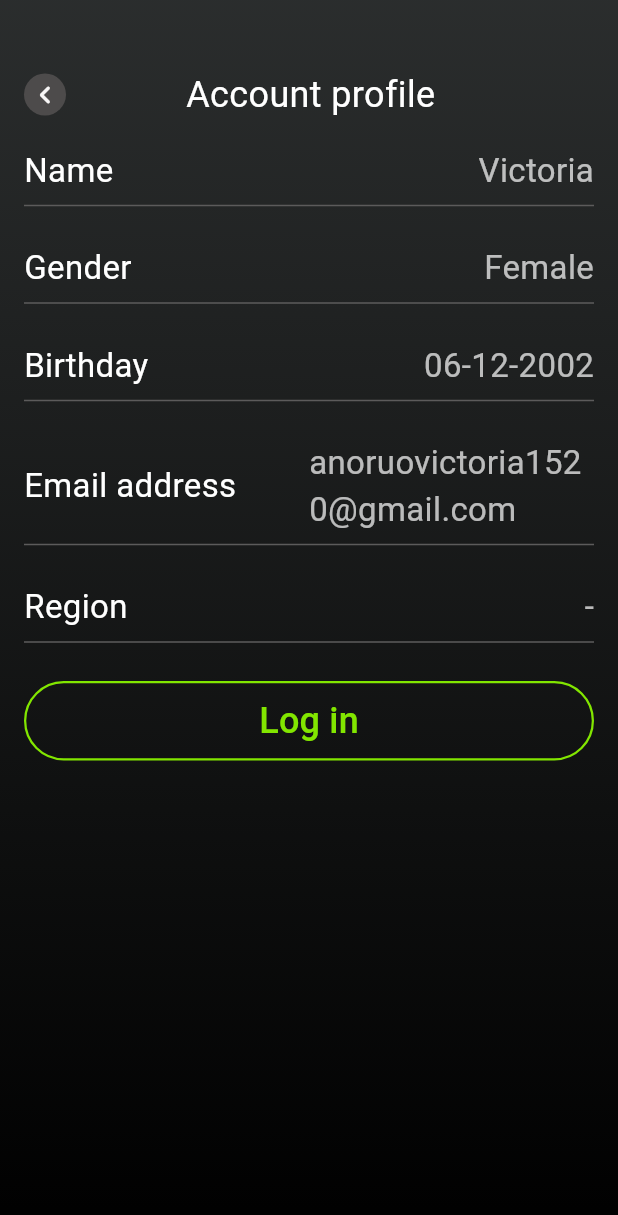
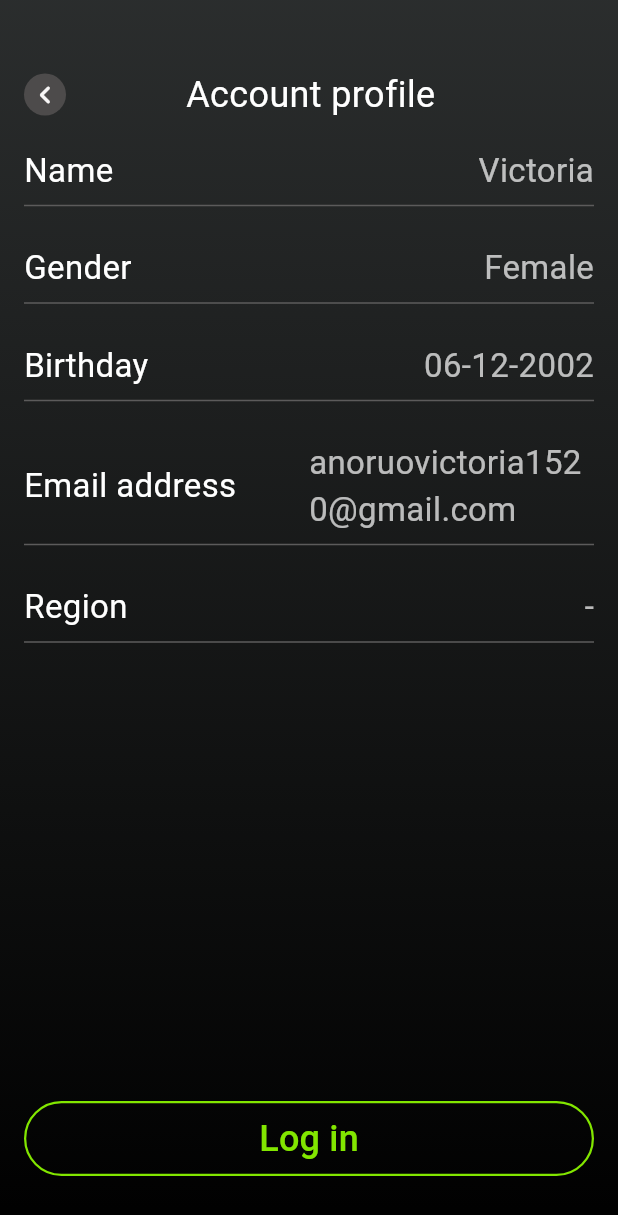
Before and after one commit to Veeqy/soundApp, a Flutter app: the Profile_page screen opened directly, on a phone screen of 412 x 824 dp. Shown: the top 1215 px of the screen. Run offline on Flutter 3.47's test engine with Material 3 defaults, Android fonts, the phone set to English and light mode, and no system bars.

Commit message:
profile page login button

```diff
--- a/lib/screens.dart/profile_page.dart
+++ b/lib/screens.dart/profile_page.dart
@@ -24,6 +24,7 @@ class Profile_page extends StatelessWidget {
             vertical: 16,
           ),
           child: Column(
+            // mainAxisAlignment: MainAxisAlignment.spaceBetween,
             crossAxisAlignment: CrossAxisAlignment.stretch,
             children: [
               const SizedBox(
@@ -195,11 +196,15 @@ class Profile_page extends StatelessWidget {
               const Divider(
                 color: Color.fromARGB(255, 92, 91, 91),
               ),
-               const SizedBox(
-                height: 18,
+              const Expanded(
+                child: SizedBox(),
               ),
-              SizedBox(
-              height: 53,
+              Padding(
+                padding: const EdgeInsets.only(
+                  bottom: 24,
+                ),
+                child: SizedBox(
+                  height: 50,
                   child: OutlinedButton(
                     onPressed: () {
                       debugPrint('Received click');
@@ -219,6 +224,7 @@ class Profile_page extends StatelessWidget {
                       ),
                     ),
                   ),
+                ),
               )
             ],
           ),
```
Lines whose indentation alone changed are shown as unchanged.
